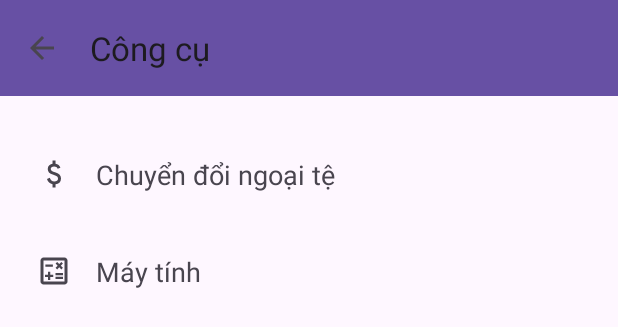
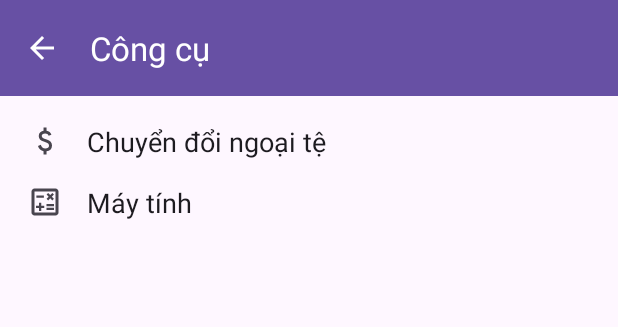
Before and after one commit to mapp113/quanlichitieu, an Android app: the layout tools.xml on its own in the app's theme, with its tools: preview values and no code run, on a phone screen of 412 x 824 dp. Shown: the top 327 px of the screen. Run offline under Robolectric (Android 15) with nearby library versions, the phone set to English and light mode, and no system bars.

Commit message:
Use Material for Tools layout

```diff
--- a/app/src/main/res/layout/tools.xml
+++ b/app/src/main/res/layout/tools.xml
@@ -6,30 +6,30 @@
     android:background="?attr/colorSurface"
     android:orientation="vertical">
 
-    <androidx.appcompat.widget.Toolbar
+    <com.google.android.material.appbar.MaterialToolbar
         android:id="@+id/toolbar"
         android:layout_width="match_parent"
         android:layout_height="?attr/actionBarSize"
         android:background="?attr/colorPrimary"
         app:navigationIcon="@drawable/arrow_back_24px"
-        app:popupTheme="@style/ThemeOverlay.AppCompat.Light"
-        app:title="Công cụ"/>
+        app:navigationIconTint="?attr/colorOnPrimary"
+        app:title="Công cụ"
+        app:titleTextColor="?attr/colorOnPrimary"
+        app:popupTheme="@style/ThemeOverlay.Material3.Light" />
 
     <LinearLayout
         android:layout_width="match_parent"
         android:layout_height="wrap_content"
         android:orientation="vertical"
-        android:padding="24dp">
+        android:padding="10dp">
 
             <LinearLayout
-            android:id="@+id/llCurrencyConverter"
                 android:layout_width="match_parent"
                 android:layout_height="wrap_content"
-            android:layout_marginBottom="8dp"
-            android:background="?android:attr/selectableItemBackground"
+                android:orientation="horizontal"
+                android:padding="8dp"
                 android:clickable="true"
-            android:focusable="true"
-            android:orientation="horizontal">
+                android:focusable="true">
 
                 <ImageView
                     android:layout_width="24dp"
@@ -37,26 +37,28 @@
                     android:layout_gravity="center_vertical"
                     android:contentDescription="icon chuyển đổi ngoại tệ"
                     android:src="@drawable/attach_money_24px"
-                app:tint="?attr/colorControlNormal" />
+                    app:tint="?attr/colorOnSurfaceVariant" />
 
-            <TextView
+                <com.google.android.material.textview.MaterialTextView
                     android:id="@+id/tvCurrencyConverter"
                     android:layout_width="0dp"
                     android:layout_height="wrap_content"
                     android:layout_weight="1"
-                android:padding="16dp"
+                    android:paddingStart="16dp"
+                    android:paddingEnd="16dp"
                     android:text="Chuyển đổi ngoại tệ"
-                android:textSize="18sp" />
+                    android:textSize="18sp"
+                    android:textColor="?attr/colorOnSurface" />
             </LinearLayout>
 
+
             <LinearLayout
-            android:id="@+id/llCalculator"
                 android:layout_width="match_parent"
                 android:layout_height="wrap_content"
-            android:background="?android:attr/selectableItemBackground"
+                android:orientation="horizontal"
+                android:padding="8dp"
                 android:clickable="true"
-            android:focusable="true"
-            android:orientation="horizontal">
+                android:focusable="true">
 
                 <ImageView
                     android:layout_width="24dp"
@@ -64,16 +66,18 @@
                     android:layout_gravity="center_vertical"
                     android:contentDescription="icon máy tính"
                     android:src="@drawable/calculate_24px"
-                app:tint="?attr/colorControlNormal" />
+                    app:tint="?attr/colorOnSurfaceVariant" />
 
-            <TextView
+                <com.google.android.material.textview.MaterialTextView
                     android:id="@+id/tvCalculator"
                     android:layout_width="0dp"
                     android:layout_height="wrap_content"
                     android:layout_weight="1"
-                android:padding="16dp"
+                    android:paddingStart="16dp"
+                    android:paddingEnd="16dp"
                     android:text="Máy tính"
-                android:textSize="18sp" />
+                    android:textSize="18sp"
+                    android:textColor="?attr/colorOnSurface" />
             </LinearLayout>
     </LinearLayout>
 </LinearLayout>
```
Lines whose indentation alone changed are shown as unchanged.
